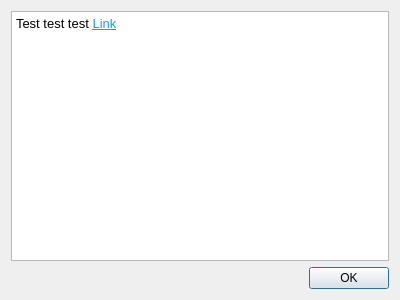
egor-demidov/soot-dem-gui, file src/aboutdialog.ui: the form before one commit.
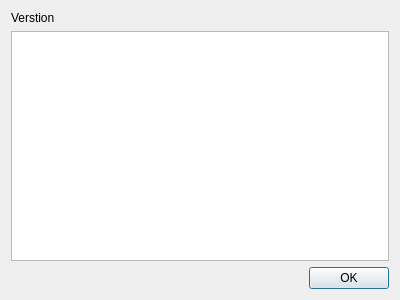
The form after the commit.

Commit message: Polished the description, added version string to about dialog

Diff of the .ui file:
```diff
--- a/src/aboutdialog.ui
+++ b/src/aboutdialog.ui
@@ -14,17 +14,24 @@
    <string>Dialog</string>
   </property>
   <layout class="QVBoxLayout" name="verticalLayout">
+   <item>
+    <widget class="QLabel" name="versionLabel">
+     <property name="text">
+      <string>Verstion </string>
+     </property>
+    </widget>
+   </item>
    <item>
     <widget class="QTextBrowser" name="textBrowser">
      <property name="html">
       <string notr="true">&lt;!DOCTYPE HTML PUBLIC &quot;-//W3C//DTD HTML 4.0//EN&quot; &quot;http://www.w3.org/TR/REC-html40/strict.dtd&quot;&gt;
-&lt;html&gt;&lt;head&gt;&lt;meta name=&quot;qrichtext&quot; content=&quot;1&quot; /&gt;&lt;meta charset=&quot;utf-8&quot; /&gt;&lt;title&gt;About soot-dem-gui&lt;/title&gt;&lt;style type=&quot;text/css&quot;&gt;
+&lt;html&gt;&lt;head&gt;&lt;meta name=&quot;qrichtext&quot; content=&quot;1&quot; /&gt;&lt;meta charset=&quot;utf-8&quot; /&gt;&lt;style type=&quot;text/css&quot;&gt;
 p, li { white-space: pre-wrap; }
 hr { height: 1px; border-width: 0; }
 li.unchecked::marker { content: &quot;\2610&quot;; }
 li.checked::marker { content: &quot;\2612&quot;; }
-&lt;/style&gt;&lt;/head&gt;&lt;body style=&quot; font-family:'Noto Sans'; font-size:10pt; font-weight:400; font-style:normal;&quot;&gt;
-&lt;p style=&quot; margin-top:0px; margin-bottom:0px; margin-left:0px; margin-right:0px; -qt-block-indent:0; text-indent:0px;&quot;&gt;Test test test &lt;a href=&quot;https://google.com/&quot;&gt;&lt;span style=&quot; text-decoration: underline; color:#1d99f3;&quot;&gt;Link&lt;/span&gt;&lt;/a&gt; &lt;/p&gt;&lt;/body&gt;&lt;/html&gt;</string>
+&lt;/style&gt;&lt;/head&gt;&lt;body style=&quot; font-family:'Segoe UI'; font-size:9pt; font-weight:400; font-style:normal;&quot;&gt;
+&lt;p style=&quot;-qt-paragraph-type:empty; margin-top:0px; margin-bottom:0px; margin-left:0px; margin-right:0px; -qt-block-indent:0; text-indent:0px;&quot;&gt;&lt;br /&gt;&lt;/p&gt;&lt;/body&gt;&lt;/html&gt;</string>
      </property>
      <property name="overwriteMode">
       <bool>false</bool>
```
Left out of the diff: 4 changed lines with no effect on the pictures. The commit also changes 5 other files.
